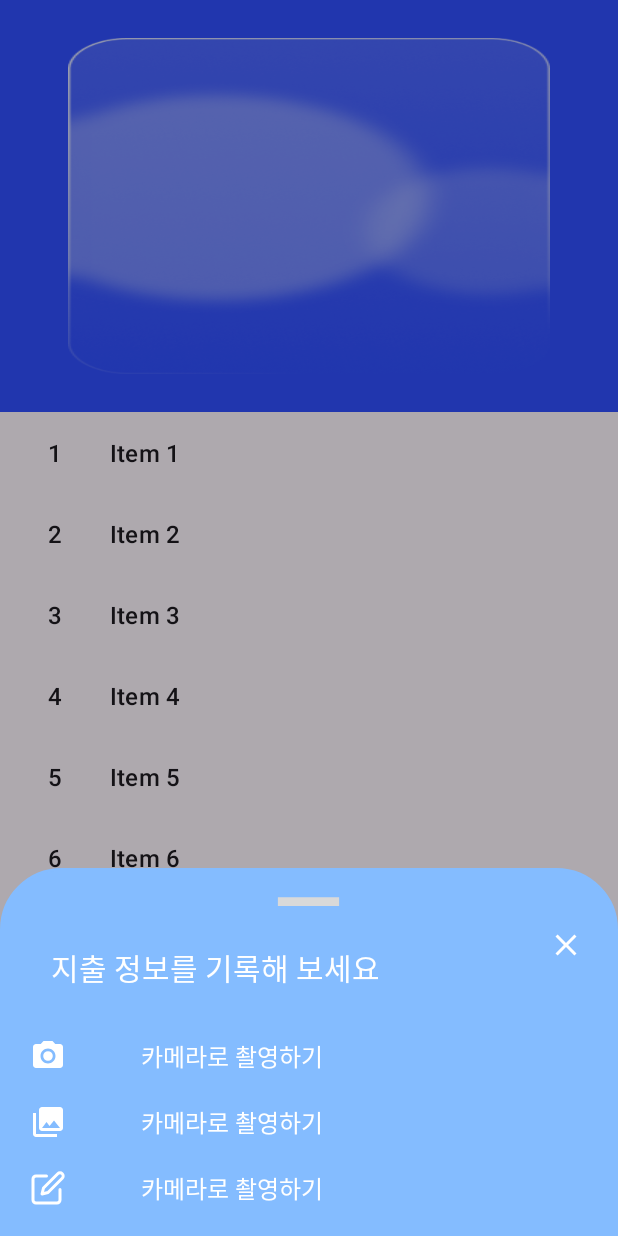
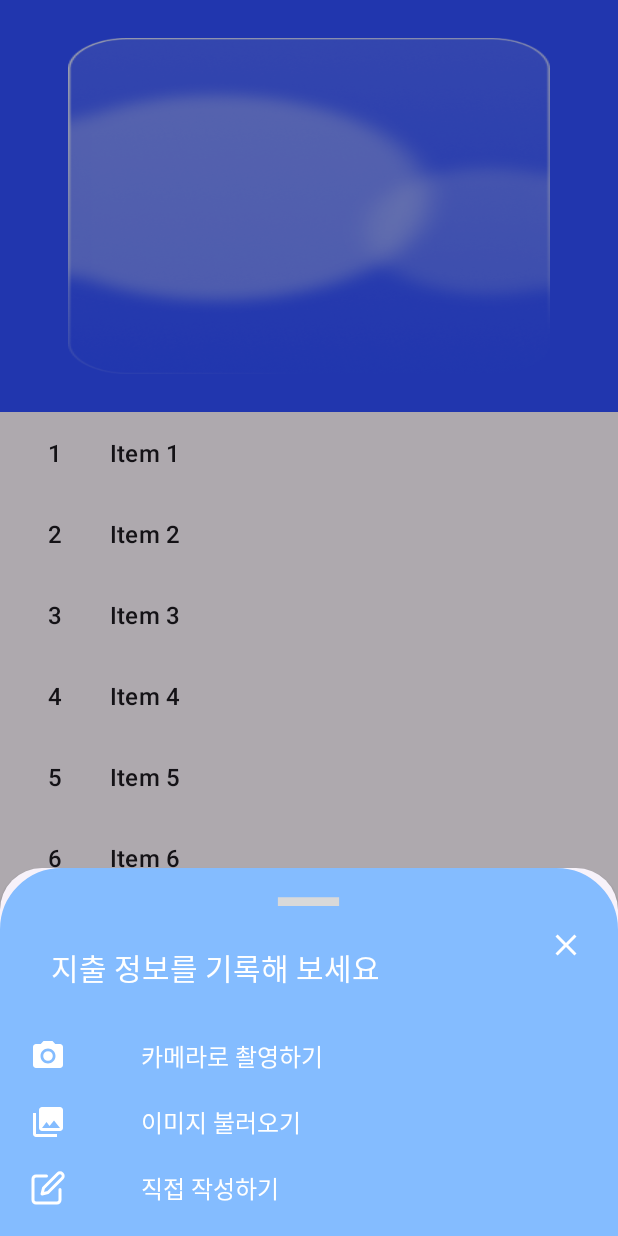
Before and after one commit to yunakoh/MoneyTracker, an Android app: the screen it shows after launch (MainActivity), item 2 of the bottom bar chosen, on a phone screen of 412 x 824 dp. Run offline under Robolectric (Android 15) with nearby library versions, the phone set to English and light mode, and no system bars.

Commit message:
feat: camera fragment로 넘어가도록 구현

```diff
--- a/app/src/main/java/com/example/ocrreceipt/MainActivity.java
+++ b/app/src/main/java/com/example/ocrreceipt/MainActivity.java
@@ -1,7 +1,6 @@
 package com.example.ocrreceipt;
 
 import androidx.appcompat.app.AppCompatActivity;
-import androidx.appcompat.app.WindowDecorActionBar;
 
 import android.app.Dialog;
 import android.graphics.Color;
@@ -14,6 +13,7 @@ import android.view.Window;
 import android.widget.LinearLayout;
 
 import com.example.ocrreceipt.databinding.ActivityMainBinding;
+import com.example.ocrreceipt.ui.add.MyBottomSheetFragment;
 import com.example.ocrreceipt.ui.home.HomeFragment;
 import com.example.ocrreceipt.ui.stats.StatsFragment;
 
@@ -38,10 +38,10 @@ public class MainActivity extends AppCompatActivity {
         binding.fab.setOnClickListener(new View.OnClickListener() {
             @Override
             public void onClick(View v) {
-                showBottomDialog();
+
+                showBottomSheetDialog();
             }
         });
-
 
     }
 
@@ -62,10 +62,17 @@ public class MainActivity extends AppCompatActivity {
         });
     }
 
+    private void showBottomSheetDialog() {
+        MyBottomSheetFragment bottomSheetFragment = new MyBottomSheetFragment();
+        bottomSheetFragment.show(getSupportFragmentManager(), bottomSheetFragment.getTag());
+    }
+}
+
+    /*
     private void showBottomDialog(){
         final Dialog dialog = new Dialog(this);
         dialog.requestWindowFeature(Window.FEATURE_NO_TITLE);
-        dialog.setContentView(R.layout.bottomsheet_layout);
+        dialog.setContentView(R.layout.fragment_bottomsheet);
 
         LinearLayout cameraLayout = dialog.findViewById(R.id.layoutCamera);
         LinearLayout imageLayout = dialog.findViewById(R.id.layoutImage);
@@ -76,10 +83,24 @@ public class MainActivity extends AppCompatActivity {
         cameraLayout.setOnClickListener(new View.OnClickListener() {
             @Override
             public void onClick(View v) {
+                dialog.dismiss();
 
+            }
+        });
+        imageLayout.setOnClickListener(new View.OnClickListener() {
+            @Override
+            public void onClick(View v) {
                 dialog.dismiss();
             }
         });
+
+        writeLayout.setOnClickListener(new View.OnClickListener() {
+            @Override
+            public void onClick(View v) {
+                dialog.dismiss();
+            }
+        });
+
 
         dialog.show();
         dialog.getWindow().setLayout(ViewGroup.LayoutParams.MATCH_PARENT, ViewGroup.LayoutParams.WRAP_CONTENT);
@@ -89,7 +110,4 @@ public class MainActivity extends AppCompatActivity {
 
     }
 
-
-
-
-}
+     */
--- /dev/null
+++ b/app/src/main/java/com/example/ocrreceipt/ui/add/MyBottomSheetFragment.java
@@ -0,0 +1,86 @@
+package com.example.ocrreceipt.ui.add;
+
+import android.app.Dialog;
+import android.graphics.Color;
+import android.graphics.drawable.ColorDrawable;
+import android.os.Bundle;
+import android.view.Gravity;
+import android.view.LayoutInflater;
+import android.view.View;
+import android.view.ViewGroup;
+import android.view.Window;
+import android.widget.LinearLayout;
+
+import androidx.annotation.NonNull;
+import androidx.annotation.Nullable;
+import androidx.fragment.app.FragmentTransaction;
+import androidx.navigation.NavController;
+import androidx.navigation.Navigation;
+
+import com.example.ocrreceipt.R;
+import com.google.android.material.bottomsheet.BottomSheetDialogFragment;
+
+public class MyBottomSheetFragment extends BottomSheetDialogFragment {
+
+    public MyBottomSheetFragment() {
+        // Required empty public constructor
+    }
+
+    @Override
+    public View onCreateView(LayoutInflater inflater, ViewGroup container, Bundle savedInstanceState) {
+        return inflater.inflate(R.layout.fragment_bottomsheet, container, false);
+    }
+
+    @Override
+    public void onViewCreated(@NonNull View view, @Nullable Bundle savedInstanceState) {
+        super.onViewCreated(view, savedInstanceState);
+
+        LinearLayout cameraLayout = view.findViewById(R.id.layoutCamera);
+        LinearLayout imageLayout = view.findViewById(R.id.layoutImage);
+        LinearLayout writeLayout = view.findViewById(R.id.layoutWrite);
+
+
+        cameraLayout.setOnClickListener(new View.OnClickListener() {
+            @Override
+            public void onClick(View v) {
+
+                dismiss();
+
+                CameraFragment cameraFragment = new CameraFragment();
+
+                FragmentTransaction transaction = getParentFragmentManager().beginTransaction();
+
+                transaction.replace(R.id.main_container, cameraFragment);
+                transaction.addToBackStack(null); // Optional: Add the transaction to the back stack
+
+                transaction.commit();
+
+
+            }
+        });
+        imageLayout.setOnClickListener(new View.OnClickListener() {
+            @Override
+            public void onClick(View v) {
+
+                dismiss();
+            }
+        });
+
+        writeLayout.setOnClickListener(new View.OnClickListener() {
+            @Override
+            public void onClick(View v) {
+
+                dismiss();
+            }
+        });
+
+
+        //getDialog().show();
+        getDialog().getWindow().setLayout(ViewGroup.LayoutParams.MATCH_PARENT, ViewGroup.LayoutParams.WRAP_CONTENT);
+        getDialog().getWindow().setBackgroundDrawable(new ColorDrawable(Color.TRANSPARENT));
+        getDialog().getWindow().getAttributes().windowAnimations = R.style.DialogAnimation;
+        getDialog().getWindow().setGravity(Gravity.BOTTOM);
+
+    }
+
+}
--- a/app/src/main/res/layout/activity_main.xml
+++ b/app/src/main/res/layout/activity_main.xml
@@ -7,7 +7,19 @@
     android:layout_height="match_parent"
     >
 
-<!--이 컨테이너가 jetpack nav의 navhost fragment과 같은 역할을 하는 것-->
+    <!--
+
+    <fragment
+        android:id="@+id/nav_host_fragment_activity_main"
+        android:name="androidx.navigation.fragment.NavHostFragment"
+        android:layout_width="match_parent"
+        android:layout_height="match_parent"
+        app:layout_constraintBottom_toBottomOf="parent"
+
+        app:defaultNavHost="true"
+        app:navGraph="@navigation/add_graph"/>
+        -->
+
     <FrameLayout
         android:id="@+id/main_container"
         android:layout_width="match_parent"
--- a/app/src/main/res/layout/bottomsheet_layout.xml
+++ b/app/src/main/res/layout/fragment_bottomsheet.xml
@@ -75,7 +75,7 @@
         <TextView
             android:layout_width="wrap_content"
             android:layout_height="wrap_content"
-            android:text="@string/title_camera"
+            android:text="@string/title_image"
             android:textColor="@color/white"
             android:layout_marginLeft="50dp"
             android:textSize="16sp"/>
@@ -96,7 +96,7 @@
         <TextView
             android:layout_width="wrap_content"
             android:layout_height="wrap_content"
-            android:text="@string/title_camera"
+            android:text="@string/title_write"
             android:textColor="@color/white"
             android:layout_marginLeft="50dp"
             android:textSize="16sp"/>
--- /dev/null
+++ b/app/src/main/res/navigation/add_graph.xml
@@ -0,0 +1,18 @@
+<?xml version="1.0" encoding="utf-8"?>
+<navigation xmlns:android="http://schemas.android.com/apk/res/android"
+    xmlns:app="http://schemas.android.com/apk/res-auto"
+    android:id="@+id/add_graph"
+    app:startDestination="@id/myBottomSheetFragment">
+    <dialog
+        android:id="@+id/myBottomSheetFragment"
+        android:name="com.example.ocrreceipt.ui.add.MyBottomSheetFragment"
+        android:label="MyBottomSheetFragment" >
+        <action
+            android:id="@+id/action_myBottomSheetFragment_to_cameraFragment"
+            app:destination="@id/cameraFragment" />
+    </dialog>
+    <fragment
+        android:id="@+id/cameraFragment"
+        android:name="com.example.ocrreceipt.ui.add.CameraFragment"
+        android:label="CameraFragment" />
+</navigation>
--- a/app/src/main/res/values/strings.xml
+++ b/app/src/main/res/values/strings.xml
@@ -5,6 +5,8 @@
     <string name="title_stats">분석</string>
     <string name="title_bottom_sheet">지출 정보를 기록해 보세요</string>
     <string name="title_camera">카메라로 촬영하기</string>
+    <string name="title_image">이미지 불러오기</string>
+    <string name="title_write">직접 작성하기</string>
     <!-- TODO: Remove or change this placeholder text -->
     <string name="hello_blank_fragment">Hello blank fragment</string>
     <string name="dummy_button">Dummy Button</string>
```
Also changed, not shown: app/src/main/java/com/example/ocrreceipt/ui/add/CameraFragment.java (+32 -2 lines), app/src/main/res/layout/fragment_camera.xml (+16 -0 lines).
